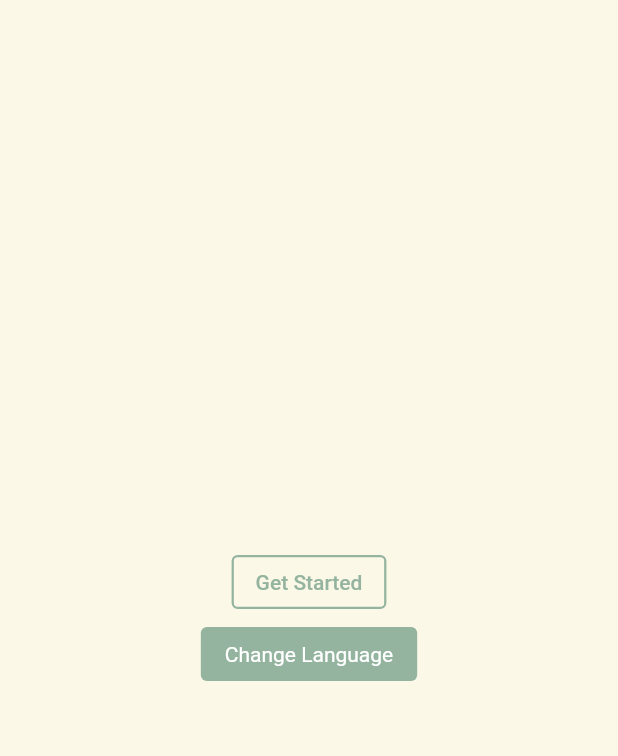
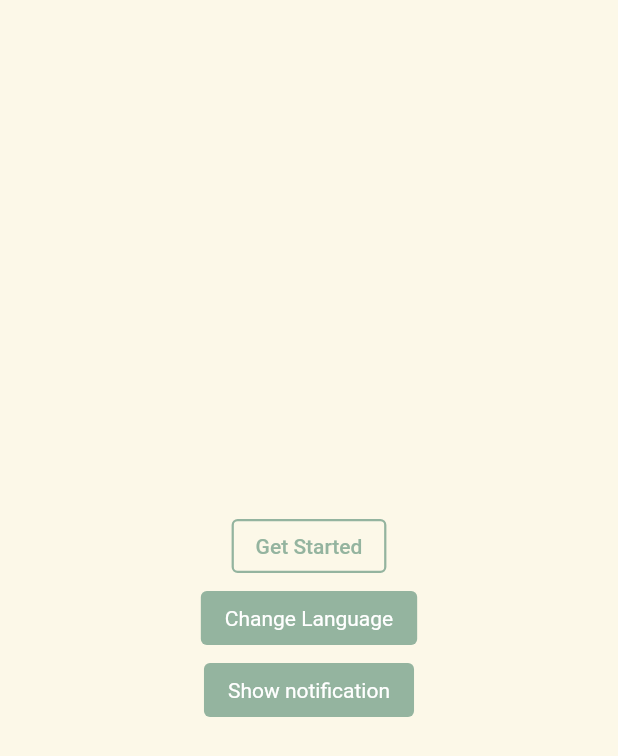
Before and after one commit to hidenxtt2001/flutter_domain_driven_design, a Flutter app: the screen it shows after launch, after a tap on "Thay đổi ngôn ngữ", on a phone screen of 412 x 824 dp. Shown: the top 756 px of the screen. Run offline on Flutter 3.47's test engine with Material 2 defaults, Android fonts, the phone set to English and light mode, and no system bars; drawn by our look-alikes of loader_overlay; our stand-ins replace auto_route, awesome_notifications, dartz, dio, flutter_bloc, flutter_dotenv and 5 more.

Commit message:
[Update] - notification

```diff
--- /dev/null
+++ b/lib/config/app_notification.dart
@@ -0,0 +1,143 @@
+import 'package:auto_route/auto_route.dart';
+import 'package:awesome_notifications/awesome_notifications.dart';
+import 'package:flutter/material.dart';
+import 'package:flutter_domain_driven_design/config/app_dialog.dart';
+import 'package:flutter_domain_driven_design/languages/generated/l10n.dart';
+
+class AppNotification {
+  const AppNotification._internal();
+  static const AppNotification _singleton = AppNotification._internal();
+  static AppNotification get instance {
+    return _singleton;
+  }
+
+  Future<void> initialize() async {
+    await AwesomeNotifications().initialize(null, [
+      NotificationChannel(
+          channelGroupKey: 'basic_channel_group',
+          channelKey: 'basic_channel',
+          channelName: 'Basic notifications',
+          channelDescription: 'Notification channel for basic tests',
+          defaultColor: Color(0xFF9D50DD),
+          ledColor: Colors.white)
+    ], channelGroups: [
+      NotificationChannelGroup(
+          channelGroupkey: 'basic_channel_group',
+          channelGroupName: 'Basic group'),
+    ]);
+  }
+
+  Future<bool> redirectToPermissionsPage() async {
+    await AwesomeNotifications().showNotificationConfigPage();
+    return await AwesomeNotifications().isNotificationAllowed();
+  }
+
+  Future<void> redirectToBasicChannelPage() async {
+    await AwesomeNotifications()
+        .showNotificationConfigPage(channelKey: 'basic_channel');
+  }
+
+  Future<void> redirectToAlarmPage() async {
+    await AwesomeNotifications().showAlarmPage();
+  }
+
+  Future<void> redirectToScheduledChannelsPage() async {
+    await AwesomeNotifications()
+        .showNotificationConfigPage(channelKey: 'scheduled');
+  }
+
+  Future<void> redirectToOverrideDndsPage() async {
+    await AwesomeNotifications().showGlobalDndOverridePage();
+  }
+
+  Future<List<NotificationPermission>> requestUserPermissions(
+      BuildContext context,
+      {
+      // if you only intends to request the permissions until app level, set the channelKey value to null
+      required String? channelKey,
+      required List<NotificationPermission> permissionList}) async {
+    final s = S.of(context);
+    // Check if the basic permission was conceived by the user
+    if (!await requestBasicPermissionToSendNotifications(context)) {
+      return [];
+    }
+
+    // Check which of the permissions you need are allowed at this time
+    List<NotificationPermission> permissionsAllowed =
+        await AwesomeNotifications().checkPermissionList(
+            channelKey: channelKey, permissions: permissionList);
+
+    // If all permissions are allowed, there is nothing to do
+    if (permissionsAllowed.length == permissionList.length) {
+      return permissionsAllowed;
+    }
+
+    // Refresh the permission list with only the disallowed permissions
+    List<NotificationPermission> permissionsNeeded =
+        permissionList.toSet().difference(permissionsAllowed.toSet()).toList();
+
+    // Check if some of the permissions needed request user's intervention to be enabled
+    List<NotificationPermission> lockedPermissions =
+        await AwesomeNotifications().shouldShowRationaleToRequest(
+            channelKey: channelKey, permissions: permissionsNeeded);
+
+    // If there is no permissions depending on user's intervention, so request it directly
+    if (lockedPermissions.isEmpty) {
+      // Request the permission through native resources.
+      await AwesomeNotifications().requestPermissionToSendNotifications(
+          channelKey: channelKey, permissions: permissionsNeeded);
+
+      // After the user come back, check if the permissions has successfully enabled
+      permissionsAllowed = await AwesomeNotifications().checkPermissionList(
+          channelKey: channelKey, permissions: permissionsNeeded);
+    } else {
+      await context.appDialog.showAppDialog(
+        type: AppDialogType.confirm,
+        positiveText: s.allow,
+        message:
+            '${s.toProceedeYouNeedToEnableThePermissionsAbove} : ${lockedPermissions.join(', ').replaceAll('NotificationPermission.', '')}',
+        onPositive: () async {
+          await AwesomeNotifications().requestPermissionToSendNotifications(
+              channelKey: channelKey, permissions: lockedPermissions);
+
+          // After the user come back, check if the permissions has successfully enabled
+          await AwesomeNotifications()
+              .checkPermissionList(
+                  channelKey: channelKey, permissions: lockedPermissions)
+              .then((value) {
+            permissionsAllowed = value;
+            context.router.pop();
+          });
+        },
+        onNegative: () {
+          context.router.pop();
+        },
+      );
+    }
+
+    // Return the updated list of allowed permissions
+    return permissionsAllowed;
+  }
+
+  Future<bool> requestBasicPermissionToSendNotifications(
+      BuildContext context) async {
+    final s = S.of(context);
+    bool isAllowed = await AwesomeNotifications().isNotificationAllowed();
+    if (!isAllowed) {
+      isAllowed = await context.appDialog.showAppDialog<bool>(
+            message: s.youNeedPermissionToDisplayNotifications,
+            type: AppDialogType.confirm,
+            positiveText: s.allow,
+            onNegative: () {
+              context.router.pop(false);
+            },
+            onPositive: () async {
+              context.router.pop(await AwesomeNotifications()
+                  .requestPermissionToSendNotifications());
+            },
+          ) ??
+          false;
+    }
+    return isAllowed;
+  }
+}
--- a/lib/languages/l10n/intl_en.arb
+++ b/lib/languages/l10n/intl_en.arb
@@ -7,5 +7,9 @@
     "cancel" : "Cancel",
     "info" : "Info",
     "error" : "Error",
-    "confirm" : "Confirm"
+    "confirm" : "Confirm",
+    "allow" : "Allow",
+    "toProceedeYouNeedToEnableThePermissionsAbove" : "To proceede, you need to enable the permissions above",
+    "youNeedPermissionToDisplayNotifications" : "You need permission to display notifications",
+    "showNotification" : "Show notification"
 }
--- a/lib/languages/l10n/intl_vi.arb
+++ b/lib/languages/l10n/intl_vi.arb
@@ -7,5 +7,9 @@
     "cancel" : "Huỷ",
     "info" : "Thông báo",
     "error" : "Lỗi",
-    "confirm" : "Xác nhận"
+    "confirm" : "Xác nhận",
+    "allow" : "Cho phép",
+    "toProceedeYouNeedToEnableThePermissionsAbove" : "Để tiếp tục, bạn cần bật các quyền ở trên",
+    "youNeedPermissionToDisplayNotifications" : "Bạn cần cấp quyền để hiển thị thông báo",
+    "showNotification" : "Hiển thị thông báo"
 }
--- a/lib/main.dart
+++ b/lib/main.dart
@@ -1,6 +1,7 @@
 import 'package:flutter/material.dart';
 import 'package:flutter_domain_driven_design/config/app_config.dart';
 import 'package:flutter_domain_driven_design/config/app_dialog.dart';
+import 'package:flutter_domain_driven_design/config/app_notification.dart';
 import 'package:flutter_domain_driven_design/injection_dependencies/injection_dependencies.dart';
 
 import 'presentation/core/app_widget.dart';
@@ -10,6 +11,7 @@ Future<void> main() async {
   await Future.wait([
     AppConfig.instance.initialize(),
     configureDependencies(),
+    AppNotification.instance.initialize(),
   ]);
   runApp(const AppWidget());
 }
--- a/lib/presentation/core/app_widget.dart
+++ b/lib/presentation/core/app_widget.dart
@@ -1,3 +1,4 @@
+import 'package:auto_route/auto_route.dart';
 import 'package:flutter/material.dart';
 import 'package:flutter_bloc/flutter_bloc.dart';
 import 'package:flutter_domain_driven_design/application/app/app_bloc.dart';
@@ -41,9 +42,6 @@ class _AppCommonState extends State<_AppCommon> {
   @override
   Widget build(BuildContext context) {
     final appBloc = context.watch<AppBloc>();
-    return ScreenUtilInit(
-      designSize: const Size(360, 690),
-      builder: (context, child) {
     return GlobalLoaderOverlay(
       child: MaterialApp.router(
         theme: AppTheme.light,
@@ -56,12 +54,17 @@ class _AppCommonState extends State<_AppCommon> {
           GlobalWidgetsLocalizations.delegate,
           GlobalCupertinoLocalizations.delegate,
         ],
+        builder: (context, child) {
+          return ScreenUtilInit(
+            designSize: const Size(360, 690),
+            builder: (context, child2) =>
+                child2 ?? child ?? const EmptyRouterPage(),
+          );
+        },
         supportedLocales: S.delegate.supportedLocales,
         routeInformationParser: _appRouter.defaultRouteParser(),
         routerDelegate: _appRouter.delegate(),
       ),
     );
-      },
-    );
   }
 }
--- a/lib/presentation/pages/home/home_page.dart
+++ b/lib/presentation/pages/home/home_page.dart
@@ -1,8 +1,12 @@
+import 'dart:io';
+
 import 'package:auto_route/auto_route.dart';
+import 'package:awesome_notifications/awesome_notifications.dart';
 import 'package:dartz/dartz_unsafe.dart';
 import 'package:flutter/material.dart';
 import 'package:flutter_bloc/flutter_bloc.dart';
 import 'package:flutter_domain_driven_design/application/app/app_bloc.dart';
+import 'package:flutter_domain_driven_design/config/app_notification.dart';
 import 'package:flutter_domain_driven_design/injection_dependencies/injection_dependencies.dart';
 import 'package:flutter_domain_driven_design/languages/generated/l10n.dart';
 import 'package:flutter_domain_driven_design/presentation/pages/auth/sign_in_form/sign_in_form_page.dart';
@@ -17,10 +21,21 @@ class HomePage extends StatefulWidget {
 
 class _HomePageState extends State<HomePage> {
   late AppBloc _appBloc;
+  List<NotificationPermission> channelPermissions = [
+    NotificationPermission.Alert,
+    NotificationPermission.Sound,
+    NotificationPermission.Badge,
+    NotificationPermission.Light,
+    NotificationPermission.Vibration,
+  ];
   @override
   void initState() {
     _appBloc = context.read<AppBloc>();
     super.initState();
+    WidgetsBinding.instance.addPostFrameCallback((timeStamp) {
+      AppNotification.instance.requestUserPermissions(context,
+          channelKey: 'basic_channel', permissionList: channelPermissions);
+    });
   }
 
   @override
@@ -48,6 +63,18 @@ class _HomePageState extends State<HomePage> {
               },
               child: Text(s.changeLanguage),
             ),
+            ElevatedButton(
+              onPressed: () async {
+                AwesomeNotifications().createNotification(
+                  content: NotificationContent(
+                      id: 1,
+                      channelKey: 'basic_channel',
+                      title: 'Simple Notification',
+                      body: 'Simple body'),
+                );
+              },
+              child: Text(s.showNotification),
+            ),
           ],
         ),
       ),
--- a/lib/presentation/widgets/w_dialog.dart
+++ b/lib/presentation/widgets/w_dialog.dart
@@ -47,8 +47,9 @@ class WDialog extends StatelessWidget {
                       ? s.error
                       : s.confirm,
             ),
-            5.verticalSpace,
+            8.verticalSpace,
             Center(child: Text(message)),
+            8.verticalSpace,
             Align(
               alignment: Alignment.centerRight,
               child: Row(
@@ -62,6 +63,7 @@ class WDialog extends StatelessWidget {
                       },
                       child: Text(nevText),
                     ),
+                  8.w.horizontalSpace,
                   ElevatedButton(
                     onPressed: () {
                       onPositive?.call();
--- a/pubspec.yaml
+++ b/pubspec.yaml
@@ -44,6 +44,7 @@ dependencies:
   auto_route: ^4.2.1
   loader_overlay: ^2.0.7
   flutter_screenutil: ^5.5.3+2
+  awesome_notifications: ^0.6.21
   # Language
   intl: ^0.17.0
   intl_utils: ^2.7.0
```
Also changed, not shown: lib/config/app_dialog.dart (+13 -10 lines), lib/languages/generated/intl/messages_en.dart, lib/languages/generated/intl/messages_vi.dart, lib/languages/generated/l10n.dart, pubspec.lock, 11 other files. Lines whose indentation alone changed are shown as unchanged.
